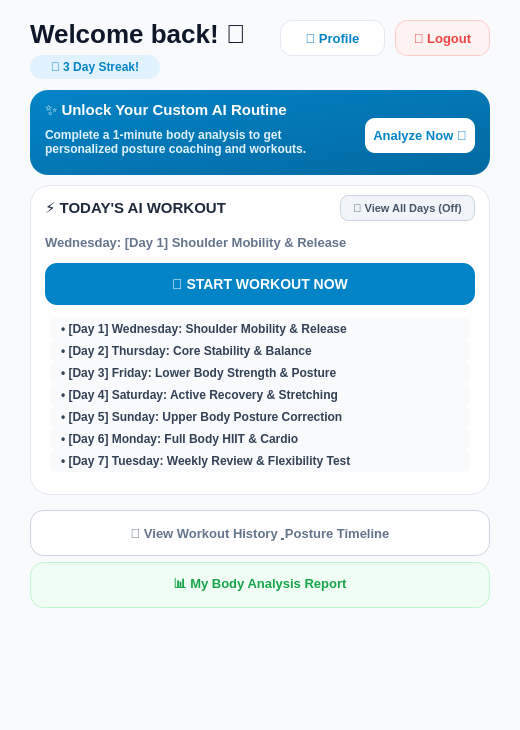
Old version of the form GUI/FitHelper/welcomeBack.ui in the repository sesac-robotics/aiot_repo_2.
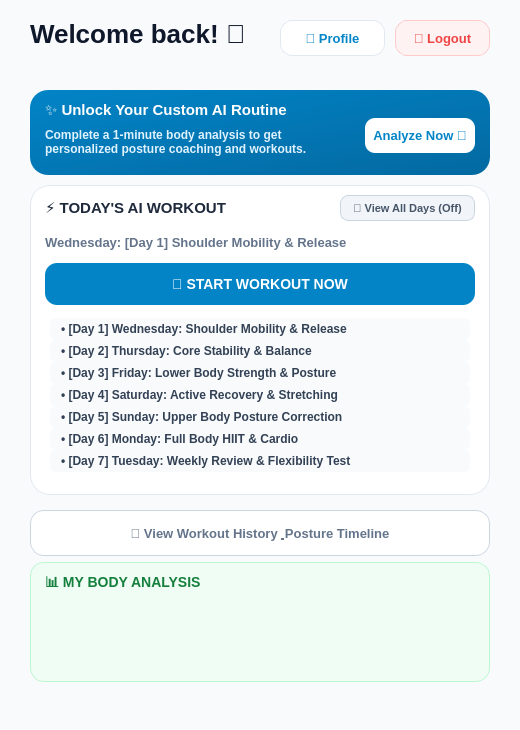
New version of the form.

```diff
--- a/GUI/FitHelper/welcomeBack.ui
+++ b/GUI/FitHelper/welcomeBack.ui
@@ -12,7 +12,6 @@
    <string notr="true">
 QMainWindow { background-color: #F8FAFC; }
 #welcomeTitle { font-size: 26px; font-weight: 900; color: #0F172A; background: transparent; }
-#streakBadge { background-color: #E0F2FE; color: #0284C7; font-size: 12px; font-weight: 800; border-radius: 12px; padding: 4px 10px; }
 #profileButton { background-color: #FFFFFF; color: #0284C7; font-size: 13px; font-weight: 800; border: 1px solid #E2E8F0; border-radius: 12px; }
 #profileButton:hover { background-color: #F0F9FF; border: 1px solid #0284C7; }
 
@@ -46,9 +45,9 @@
 #historyButton { background-color: #FFFFFF; color: #64748B; font-size: 13px; font-weight: 800; border: 1px solid #CBD5E1; border-radius: 14px; min-height: 44px; }
 #historyButton:hover { background-color: #F1F5F9; color: #0F172A; }
 
-/* 마이 바디 분석 버튼 스타일 */
-#myAnalysisButton { background-color: #F0FDF4; color: #16A34A; font-size: 13px; font-weight: 800; border: 1px solid #BBF7D0; border-radius: 14px; min-height: 44px; }
-#myAnalysisButton:hover { background-color: #DCFCE7; border: 1px solid #16A34A; }
+#bodyAnalysisSummaryCard { background-color: #F0FDF4; border: 1px solid #BBF7D0; border-radius: 14px; }
+#bodyAnalysisSummaryTitle { color: #15803D; font-size: 14px; font-weight: 800; background: transparent; }
+#bodyAnalysisSummaryLabel { color: #334155; font-size: 12px; font-weight: 700; background: transparent; }
    </string>
   </property>
   <widget class="QWidget" name="centralwidget">
@@ -56,11 +55,6 @@
     <property name="geometry"><rect><x>30</x><y>18</y><width>220</width><height>32</height></rect></property>
     <property name="text"><string>Welcome back! 👋</string></property>
    </widget>
-   <widget class="QLabel" name="streakBadge">
-    <property name="geometry"><rect><x>30</x><y>55</y><width>130</width><height>24</height></rect></property>
-    <property name="text"><string>🔥 3 Day Streak!</string></property>
-    <property name="alignment"><set>Qt::AlignCenter</set></property>
-   </widget>
 
    <!-- 상단 프로필 및 로그아웃 버튼 -->
    <widget class="QPushButton" name="profileButton">
@@ -160,10 +154,18 @@
     <property name="text"><string>📅 View Workout History &amp; Posture Timeline</string></property>
    </widget>
 
-   <!-- 하단 마이 바디 분석 버튼 -->
-   <widget class="QPushButton" name="myAnalysisButton">
-    <property name="geometry"><rect><x>30</x><y>562</y><width>460</width><height>44</height></rect></property>
-    <property name="text"><string>📊 My Body Analysis Report</string></property>
+   <!-- 완료된 계정에만 표시하는 체형 분석 요약 -->
+   <widget class="QFrame" name="bodyAnalysisSummaryCard">
+    <property name="geometry"><rect><x>30</x><y>562</y><width>460</width><height>120</height></rect></property>
+    <widget class="QLabel" name="bodyAnalysisSummaryTitle">
+     <property name="geometry"><rect><x>15</x><y>10</y><width>430</width><height>24</height></rect></property>
+     <property name="text"><string>📊 MY BODY ANALYSIS</string></property>
+    </widget>
+    <widget class="QLabel" name="bodyAnalysisSummaryLabel">
+     <property name="geometry"><rect><x>15</x><y>38</y><width>430</width><height>72</height></rect></property>
+     <property name="text"><string></string></property>
+     <property name="wordWrap"><bool>true</bool></property>
+    </widget>
    </widget>
   </widget>
  </widget>
```
